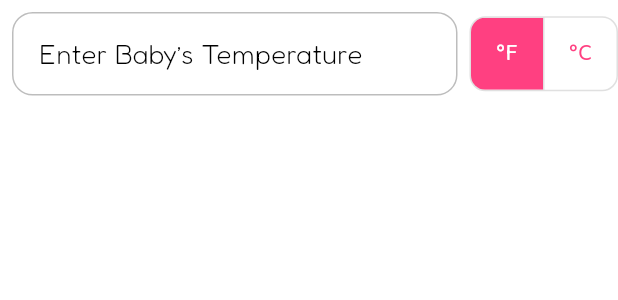
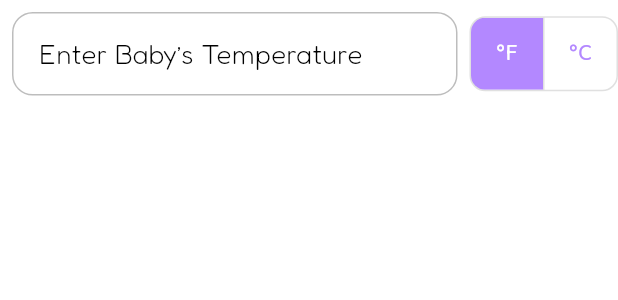
Before and after one commit to fluttergoo/open_baby_sara, a Flutter app: the CustomInputFieldWithToggle widget shown alone on an empty page, opened directly, on a phone screen of 412 x 824 dp. Shown: the top 300 px of the screen. Run offline on Flutter 3.47's test engine with Material 3 defaults, Android fonts, the phone set to English and light mode, and no system bars; our stand-ins replace another_flushbar, audioplayers, bloc, cloud_firestore, connectivity_plus, convex_bottom_bar and 16 more; missing offline and left inert: bottom_picker, dart:ffi, duration_picker, gender_picker, teeth_selector; accounts and stored records are empty; generated files the repository leaves out were written again.

Commit message:
style: 🎨 changed color

```diff
--- a/lib/widgets/custom_input_field_with_toggle.dart
+++ b/lib/widgets/custom_input_field_with_toggle.dart
@@ -187,8 +187,8 @@ class _CustomInputFieldWithToggleState
       onPressed: handleToggleChange,
       borderRadius: BorderRadius.circular(10),
       selectedColor: Colors.white,
-      fillColor: Theme.of(context).primaryColor,
-      color: Theme.of(context).primaryColor,
+      fillColor: Colors.deepPurpleAccent.shade100,
+      color: Colors.deepPurpleAccent.shade100,
       children: handleToggleUnit(),
     );
   }
```
